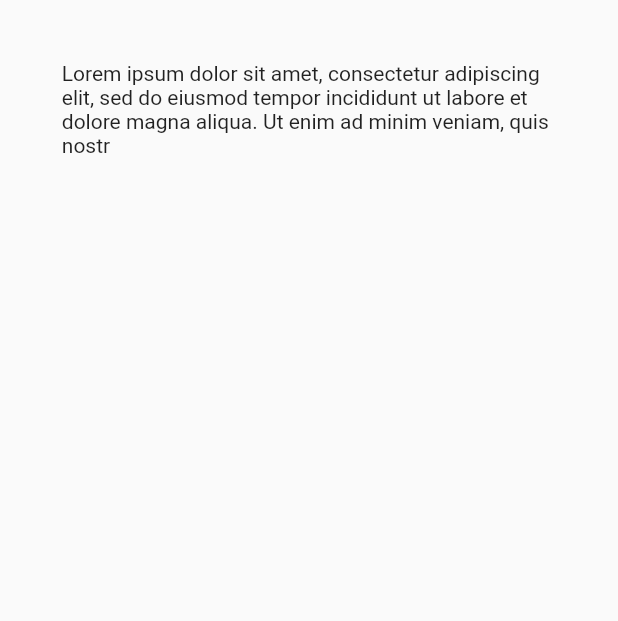
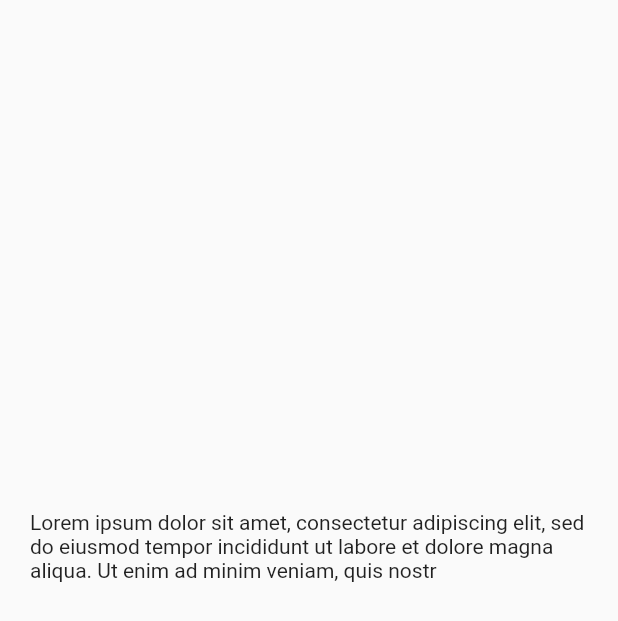
Before and after one commit to Nialixus/typewritertext, a Flutter app: the screen it shows after launch, on a phone screen of 412 x 824 dp. Shown: the top 621 px of the screen. Run offline on Flutter 3.47's test engine with Material 2 defaults, Android fonts, the phone set to English and light mode, and no system bars.

Commit message:
Upgrade to 1.7.0

```diff
--- a/example/lib/main.dart
+++ b/example/lib/main.dart
@@ -14,16 +14,13 @@ class MyApp extends StatelessWidget {
 
   @override
   Widget build(BuildContext context) {
-    Size size = MediaQuery.of(context).size;
-
-    return Scaffold(
-        body: Container(
-            width: size.width,
-            height: size.height,
-            padding: EdgeInsets.all(size.width * 0.1),
-            child: const TypeWriterText(
-                text: Text(
-                    "Lorem ipsum dolor sit amet, consectetur adipiscing elit, sed do eiusmod tempor incididunt ut labore et dolore magna aliqua. Ut enim ad minim veniam, quis nostrud exercitation ullamco laboris nisi ut aliquip ex ea commodo consequat. Duis aute irure dolor in reprehenderit in voluptate velit esse cillum dolore eu fugiat nulla pariatur. Excepteur sint occaecat cupidatat non proident, sunt in culpa qui officia deserunt mollit anim id est laborum."),
-                duration: Duration(milliseconds: 50))));
+    return const Scaffold(
+        body: Padding(
+            padding: EdgeInsets.all(20.0),
+            child: Center(
+                child: TypeWriterText(
+                    text: Text(
+                        "Lorem ipsum dolor sit amet, consectetur adipiscing elit, sed do eiusmod tempor incididunt ut labore et dolore magna aliqua. Ut enim ad minim veniam, quis nostrud exercitation ullamco laboris nisi ut aliquip ex ea commodo consequat. Duis aute irure dolor in reprehenderit in voluptate velit esse cillum dolore eu fugiat nulla pariatur. Excepteur sint occaecat cupidatat non proident, sunt in culpa qui officia deserunt mollit anim id est laborum."),
+                    duration: Duration(milliseconds: 50)))));
   }
 }
--- a/lib/typewritertext.dart
+++ b/lib/typewritertext.dart
@@ -20,11 +20,17 @@ class TypeWriterText extends StatefulWidget {
       required this.duration,
       this.alignment,
       this.maintainSize = true,
+      this.repeat = false,
       this.play = true})
       : super(key: key);
 
   ///Requires [Text] widget as it's value.
   final Text text;
+
+  ///Repeat animation.
+  ///
+  ///Default value is `false`.
+  final bool repeat;
 
   ///Define how fast text changes.
   final Duration duration;
@@ -35,7 +41,7 @@ class TypeWriterText extends StatefulWidget {
   ///To maintain occupied size of final text while animation played.
   ///
   ///Default value is `true`.
-  final bool? maintainSize;
+  final bool maintainSize;
 
   ///To set whether animation should be played or not.
   ///
@@ -47,6 +53,8 @@ class TypeWriterText extends StatefulWidget {
 }
 
 class _TypeWriterTextState extends State<TypeWriterText> {
+  int index = 0;
+
   ///A generated list of [String] from [widget.text.data].
   List<String> get _textList => [
         for (int x = 0; x < widget.text.data!.characters.length; x++)
@@ -58,29 +66,42 @@ class _TypeWriterTextState extends State<TypeWriterText> {
   ///Default value is empty string.
   String _textContent = "";
 
-  ///void function to start typewriting animation.
-  void _animate(Duration duration) async {
+  late Timer timer = Timer.periodic(widget.duration, (timer) {
+    if (timer.tick >= _textList.length && widget.repeat == false) {
+      //End the animation.
+      timer.cancel();
+    } else {
+      //Set the rest [String] from [textList] to be displayed.
+      if (widget.repeat == true) {
+        setState(() {
+          index = timer.tick ~/ _textList.length;
+          int textIndex = timer.tick - _textList.length * index;
+          _textContent = _textList[textIndex];
+        });
+      } else {
+        setState(() {
+          _textContent = _textList[timer.tick];
+        });
+      }
+    }
+  });
+
+  @override
+  void initState() {
+    super.initState();
     if (_textList.isNotEmpty && mounted) {
       //Set the first displayed [String] from [_textList].
       setState(() => _textContent = _textList.first);
 
       //Setting the displayed [String] from time to time.
-      Timer.periodic(duration, (timer) {
-        if (timer.tick >= _textList.length) {
-          //End the animation.
-          timer.cancel();
-        } else {
-          //Set the rest [String] from [textList] to be displayed.
-          setState(() => _textContent = _textList[timer.tick]);
-        }
-      });
+      timer;
     }
   }
 
   @override
-  void initState() {
-    _animate(widget.duration);
-    super.initState();
+  void dispose() {
+    if (timer.isActive) timer.cancel();
+    super.dispose();
   }
 
   @override
--- a/pubspec.yaml
+++ b/pubspec.yaml
@@ -1,6 +1,6 @@
 name: typewritertext
 description: A simple typewriter text animation wrapper for flutter. Supports iOS, Android, web, Windows, macOS, and Linux.
-version: 1.6.0
+version: 1.7.0
 homepage: https://github.com/Nialixus/typewritertext
 
 environment:
```
Also changed, not shown: example/pubspec.lock, 1 other file.
